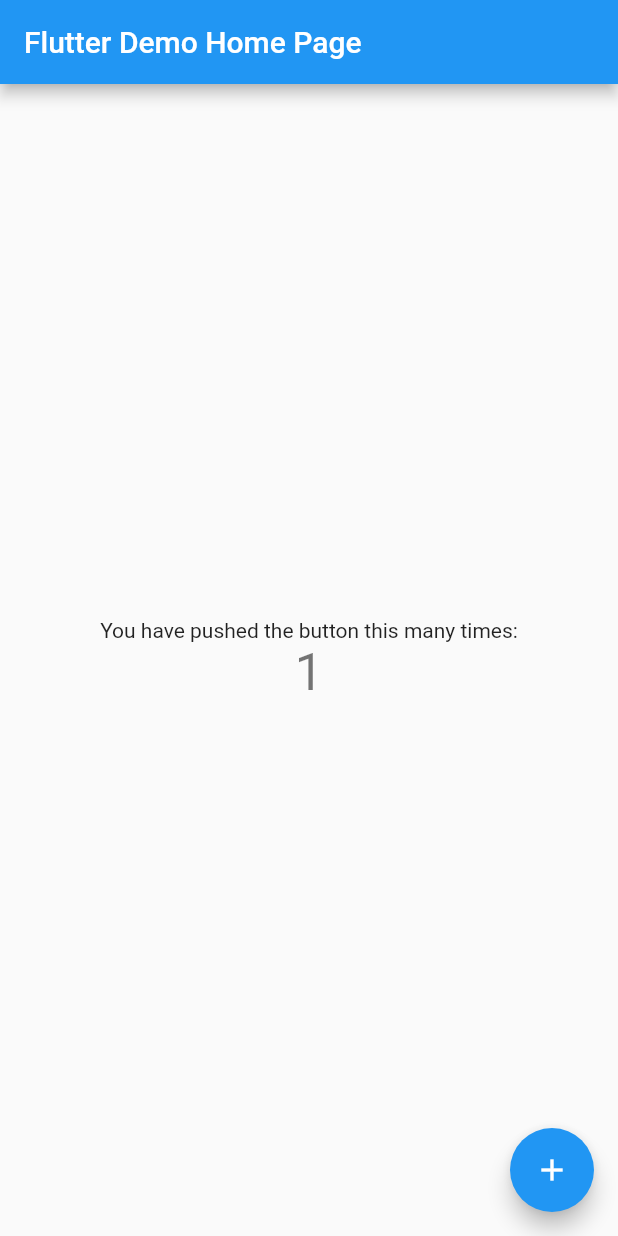
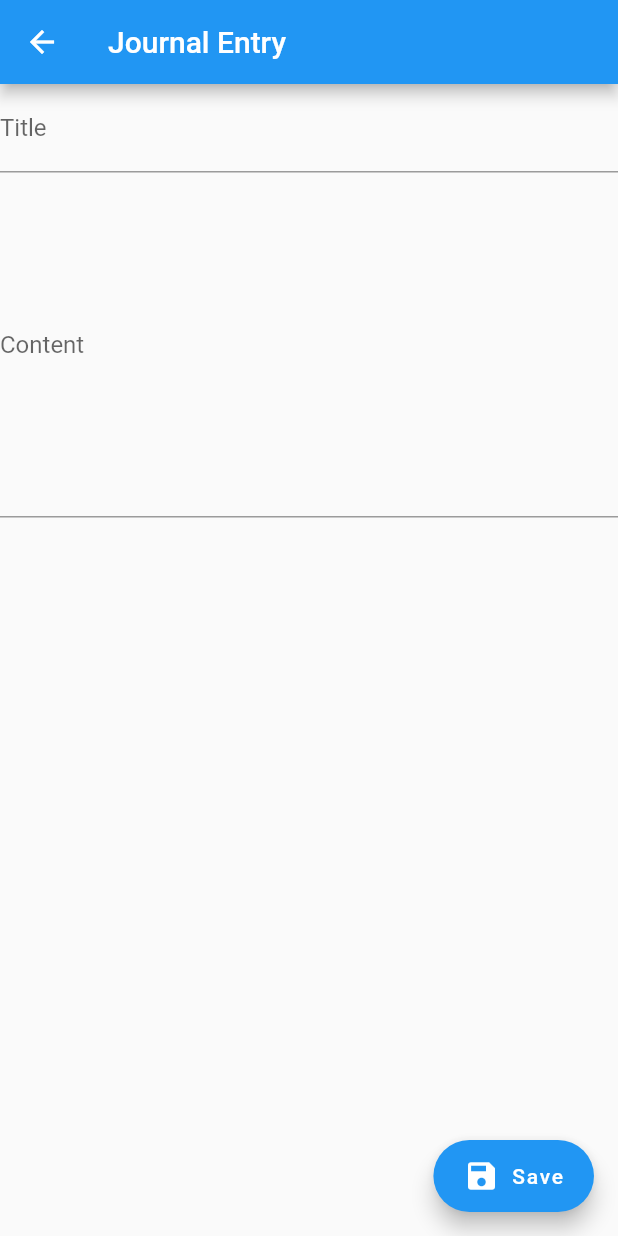
Before and after one commit to LucasCLuk/icejournal, a Flutter app: the screen it shows after launch, after a tap on the "add" icon, on a phone screen of 412 x 824 dp. Run offline on Flutter 3.47's test engine with Material 2 defaults, Android fonts, the phone set to English and light mode, and no system bars; our stand-ins replace rxdart.

Commit message:
Added base routes added JournalAdd/List screens.

```diff
--- /dev/null
+++ b/lib/blocs/journels_bloc.dart
@@ -0,0 +1,24 @@
+import 'package:icejournal/models/journal.dart';
+import 'package:rxdart/rxdart.dart';
+
+class JournalBloc {
+  List<Journal> journals = List();
+  final BehaviorSubject<List<Journal>> _journalSubject = BehaviorSubject();
+
+  ValueObservable<List<Journal>> get onJournalsChanged =>
+      _journalSubject.stream;
+
+  void addEntry(Journal entry) {
+    journals.add(entry);
+    _journalSubject.add(journals);
+  }
+
+  void removeEntry(Journal entry) {
+    journals.remove(entry);
+    _journalSubject.add(journals);
+  }
+
+  void dispose() {
+    _journalSubject.close();
+  }
+}
--- a/lib/main.dart
+++ b/lib/main.dart
@@ -1,8 +1,12 @@
 import 'package:flutter/material.dart';
+import 'package:icejournal/blocs/journels_bloc.dart';
+import 'package:icejournal/routes.dart';
 
 void main() => runApp(MyApp());
 
 class MyApp extends StatelessWidget {
+  final JournalBloc journalBloc = JournalBloc();
+
   // This widget is the root of your application.
   @override
   Widget build(BuildContext context) {
@@ -20,92 +24,7 @@ class MyApp extends StatelessWidget {
         // is not restarted.
         primarySwatch: Colors.blue,
       ),
-      home: MyHomePage(title: 'Flutter Demo Home Page'),
+      onGenerateRoute: (settings) => generateRoutes(settings, journalBloc),
     );
   }
 }
-
-class MyHomePage extends StatefulWidget {
-  MyHomePage({Key key, this.title}) : super(key: key);
-
-  // This widget is the home page of your application. It is stateful, meaning
-  // that it has a State object (defined below) that contains fields that affect
-  // how it looks.
-
-  // This class is the configuration for the state. It holds the values (in this
-  // case the title) provided by the parent (in this case the App widget) and
-  // used by the build method of the State. Fields in a Widget subclass are
-  // always marked "final".
-
-  final String title;
-
-  @override
-  _MyHomePageState createState() => _MyHomePageState();
-}
-
-class _MyHomePageState extends State<MyHomePage> {
-  int _counter = 0;
-
-  void _incrementCounter() {
-    setState(() {
-      // This call to setState tells the Flutter framework that something has
-      // changed in this State, which causes it to rerun the build method below
-      // so that the display can reflect the updated values. If we changed
-      // _counter without calling setState(), then the build method would not be
-      // called again, and so nothing would appear to happen.
-      _counter++;
-    });
-  }
-
-  @override
-  Widget build(BuildContext context) {
-    // This method is rerun every time setState is called, for instance as done
-    // by the _incrementCounter method above.
-    //
-    // The Flutter framework has been optimized to make rerunning build methods
-    // fast, so that you can just rebuild anything that needs updating rather
-    // than having to individually change instances of widgets.
-    return Scaffold(
-      appBar: AppBar(
-        // Here we take the value from the MyHomePage object that was created by
-        // the App.build method, and use it to set our appbar title.
-        title: Text(widget.title),
-      ),
-      body: Center(
-        // Center is a layout widget. It takes a single child and positions it
-        // in the middle of the parent.
-        child: Column(
-          // Column is also a layout widget. It takes a list of children and
-          // arranges them vertically. By default, it sizes itself to fit its
-          // children horizontally, and tries to be as tall as its parent.
-          //
-          // Invoke "debug painting" (press "p" in the console, choose the
-          // "Toggle Debug Paint" action from the Flutter Inspector in Android
-          // Studio, or the "Toggle Debug Paint" command in Visual Studio Code)
-          // to see the wireframe for each widget.
-          //
-          // Column has various properties to control how it sizes itself and
-          // how it positions its children. Here we use mainAxisAlignment to
-          // center the children vertically; the main axis here is the vertical
-          // axis because Columns are vertical (the cross axis would be
-          // horizontal).
-          mainAxisAlignment: MainAxisAlignment.center,
-          children: <Widget>[
-            Text(
-              'You have pushed the button this many times:',
-            ),
-            Text(
-              '$_counter',
-              style: Theme.of(context).textTheme.display1,
-            ),
-          ],
-        ),
-      ),
-      floatingActionButton: FloatingActionButton(
-        onPressed: _incrementCounter,
-        tooltip: 'Increment',
-        child: Icon(Icons.add),
-      ), // This trailing comma makes auto-formatting nicer for build methods.
-    );
-  }
-}
--- /dev/null
+++ b/lib/models/journal.dart
@@ -0,0 +1,11 @@
+class Journal {
+  String title, content;
+  DateTime created, lastEdited;
+  String mood;
+
+  String get subTitle => content.substring(0, 25);
+
+  @override
+  // TODO: implement hashCode
+  int get hashCode => this.title.hashCode;
+}
--- /dev/null
+++ b/lib/routes.dart
@@ -0,0 +1,25 @@
+import 'package:flutter/material.dart';
+import 'package:icejournal/blocs/journels_bloc.dart';
+import 'package:icejournal/screens/journel_list_screen.dart';
+
+MaterialPageRoute defaultRoute(RouteSettings settings, Widget builder) =>
+    MaterialPageRoute(
+        settings: settings, builder: (BuildContext context) => builder);
+
+Route generateRoutes(RouteSettings settings, JournalBloc bloc) {
+  switch (settings.name) {
+    case "/":
+      return defaultRoute(
+          settings,
+          JournalListView(
+            bloc: bloc,
+          ));
+
+    default:
+      return defaultRoute(
+          settings,
+          JournalListView(
+            bloc: bloc,
+          ));
+  }
+}
--- /dev/null
+++ b/lib/screens/add_entry_screen.dart
@@ -0,0 +1,77 @@
+import 'package:flutter/material.dart';
+import 'package:icejournal/blocs/journels_bloc.dart';
+import 'package:icejournal/models/journal.dart';
+
+class AddJournalView extends StatefulWidget {
+  AddJournalView({Key key, this.bloc, this.journal = null}) : super(key: key);
+  final JournalBloc bloc;
+  final Journal journal;
+
+  @override
+  _AddJournalViewState createState() => _AddJournalViewState();
+}
+
+class _AddJournalViewState extends State<AddJournalView> {
+  final Journal _journal = Journal();
+
+  void save() {
+    if (widget.journal == null) {
+      widget.bloc.addEntry(_journal);
+    }
+  }
+
+  String validateTitle(String data) {
+    if (data.isEmpty) {
+      return "Title Cannot be Empty";
+    }
+    return '';
+  }
+
+  String validateContent(String data) {
+    if (data.isEmpty) {
+      return "Content Cannot be Empty";
+    }
+    return '';
+  }
+
+  @override
+  Widget build(BuildContext context) {
+    return Scaffold(
+      appBar: AppBar(
+        title: Text("Journal Entry"),
+      ),
+      body: Form(
+          child: SingleChildScrollView(
+            child: Column(
+              children: <Widget>[
+                TextFormField(
+                  decoration: InputDecoration(labelText: "Title"),
+                  initialValue: _journal.title,
+                  onChanged: (String value) => _journal.title = value,
+                  validator: validateTitle,
+                ),
+                TextFormField(
+                  decoration: InputDecoration(labelText: "Content"),
+                  initialValue: _journal.content,
+                  onChanged: (String value) => _journal.content = value,
+                  validator: validateContent,
+                  maxLines: 10,
+                ),
+              ],
+            ),
+          )),
+      floatingActionButton: FloatingActionButton.extended(
+          onPressed: save,
+          label: Row(
+            mainAxisAlignment: MainAxisAlignment.spaceAround,
+            children: <Widget>[
+              Icon(Icons.save),
+              Padding(
+                padding: const EdgeInsets.only(left: 8.0),
+                child: Text("Save"),
+              )
+            ],
+          )),
+    );
+  }
+}
--- /dev/null
+++ b/lib/screens/journel_list_screen.dart
@@ -0,0 +1,47 @@
+import 'package:flutter/material.dart';
+import 'package:icejournal/blocs/journels_bloc.dart';
+import 'package:icejournal/models/journal.dart';
+import 'package:icejournal/screens/add_entry_screen.dart';
+
+class JournalListView extends StatefulWidget {
+  JournalListView({Key key, this.bloc}) : super(key: key);
+  final JournalBloc bloc;
+
+  @override
+  _JournalListViewState createState() => _JournalListViewState();
+}
+
+class _JournalListViewState extends State<JournalListView> {
+  @override
+  Widget build(BuildContext context) {
+    return StreamBuilder<List<Journal>>(
+      stream: widget.bloc.onJournalsChanged,
+      builder: (BuildContext context, AsyncSnapshot<List<Journal>> journals) {
+        final int entryCount = journals.data?.length ?? 0;
+        return Scaffold(
+          body: ListView.separated(
+              itemBuilder: (BuildContext context, int index) {
+                Journal journal = journals.data[index];
+                return ListTile(
+                  onTap: () => Navigator.of(context).push(MaterialPageRoute(
+                      builder: (context) => AddJournalView(
+                            bloc: widget.bloc,
+                            journal: journal,
+                          ))),
+                  title: Text(journal.title),
+                  subtitle: Text(journal.subTitle),
+                );
+              },
+              separatorBuilder: (BuildContext context, int index) => Divider(),
+              itemCount: entryCount),
+          floatingActionButton: FloatingActionButton(
+              child: Icon(Icons.add),
+              onPressed: () => Navigator.of(context).push(MaterialPageRoute(
+                  builder: (context) => AddJournalView(
+                        bloc: widget.bloc,
+                      )))),
+        );
+      },
+    );
+  }
+}
--- a/pubspec.yaml
+++ b/pubspec.yaml
@@ -23,6 +23,8 @@ dependencies:
   # The following adds the Cupertino Icons font to your application.
   # Use with the CupertinoIcons class for iOS style icons.
   cupertino_icons: ^0.1.2
+  rxdart: ^0.21.0
+
 
 dev_dependencies:
   flutter_test:
```
Also changed, not shown: pubspec.lock.
